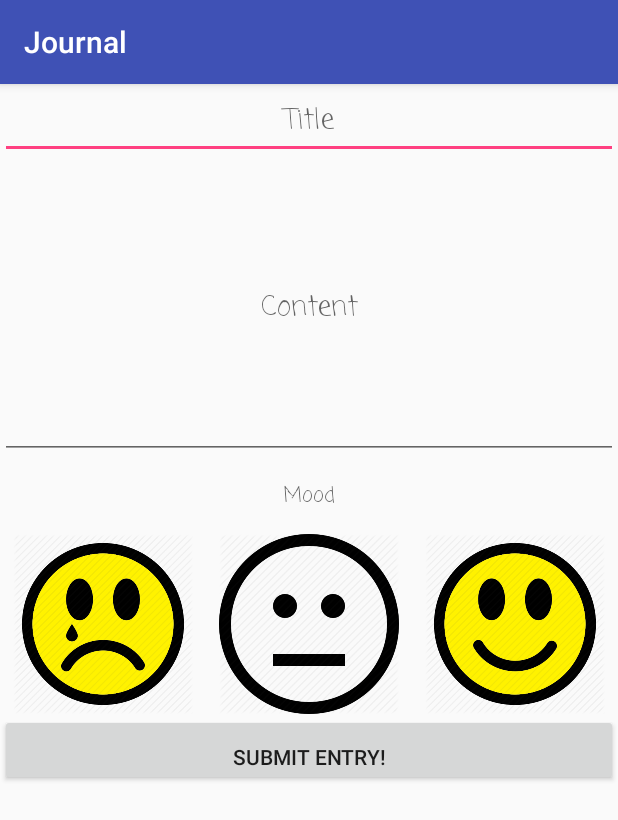
After one commit to iepping1/Journal, an Android app: the InputActivity screen opened directly, with no data from a screen before it, on a phone screen of 412 x 824 dp. The commit adds this screen. Shown: the top 820 px of the screen. Run offline under Robolectric (Android 15) with nearby library versions, the phone set to English and light mode, and no system bars.

Commit message:
Final project

```diff
--- a/app/build.gradle
+++ b/app/build.gradle
@@ -19,10 +19,11 @@ android {
 }
 
 dependencies {
-    implementation fileTree(dir: 'libs', include: ['*.jar'])
+    implementation fileTree(include: ['*.jar'], dir: 'libs')
     implementation 'com.android.support:appcompat-v7:28.0.0-alpha3'
     implementation 'com.android.support.constraint:constraint-layout:1.1.2'
     testImplementation 'junit:junit:4.12'
     androidTestImplementation 'com.android.support.test:runner:1.0.2'
     androidTestImplementation 'com.android.support.test.espresso:espresso-core:3.0.2'
+    implementation 'com.android.support:design:28.0.0-alpha3'
 }
--- a/app/src/main/AndroidManifest.xml
+++ b/app/src/main/AndroidManifest.xml
@@ -16,6 +16,8 @@
                 <category android:name="android.intent.category.LAUNCHER" />
             </intent-filter>
         </activity>
+        <activity android:name=".InputActivity" />
+        <activity android:name=".DetailActivity"></activity>
     </application>
 
 </manifest>
--- /dev/null
+++ b/app/src/main/res/layout/activity_input.xml
@@ -0,0 +1,75 @@
+<?xml version="1.0" encoding="utf-8"?>
+<LinearLayout xmlns:android="http://schemas.android.com/apk/res/android"
+    xmlns:app="http://schemas.android.com/apk/res-auto"
+    xmlns:tools="http://schemas.android.com/tools"
+    android:layout_width="match_parent"
+    android:layout_height="match_parent"
+    android:orientation="vertical"
+    tools:context=".InputActivity">
+
+    <EditText
+        android:id="@+id/title"
+        android:layout_width="match_parent"
+        android:layout_height="50dp"
+        android:fontFamily="casual"
+        android:gravity="center"
+        android:hint="Title"
+        android:inputType="text" />
+
+    <EditText
+        android:id="@+id/content"
+        android:layout_width="match_parent"
+        android:layout_height="200dp"
+        android:fontFamily="casual"
+        android:gravity="center"
+        android:hint="Content"
+        android:inputType="textMultiLine" />
+
+    <TextView
+        android:id="@+id/mood"
+        android:layout_width="match_parent"
+        android:layout_height="50dp"
+        android:fontFamily="casual"
+        android:gravity="center"
+        android:hint="Mood"
+        android:inputType="text" />
+
+    <LinearLayout
+        android:layout_width="match_parent"
+        android:layout_height="wrap_content"
+        android:orientation="horizontal">
+
+        <ImageView
+            android:id="@+id/Sad"
+            android:layout_width="120dp"
+            android:layout_height="120dp"
+            android:layout_weight="1"
+            android:onClick="sad"
+            app:srcCompat="@drawable/sad" />
+
+        <ImageView
+            android:id="@+id/Neutral"
+            android:layout_width="120dp"
+            android:layout_height="120dp"
+            android:layout_weight="1"
+            android:onClick="neutral"
+            app:srcCompat="@drawable/neutral" />
+
+        <ImageView
+            android:id="@+id/Happy"
+            android:layout_width="120dp"
+            android:layout_height="120dp"
+            android:layout_weight="1"
+            android:onClick="happy"
+            app:srcCompat="@drawable/smile" />
+    </LinearLayout>
+
+    <Button
+        android:id="@+id/button"
+        android:layout_width="match_parent"
+        android:layout_height="wrap_content"
+        android:gravity="bottom|center_horizontal"
+        android:onClick="addEntry"
+        android:text="Submit Entry!" />
+
+</LinearLayout>
--- /dev/null
+++ b/app/src/main/res/values/entry_row.xml
@@ -0,0 +1,2 @@
+<?xml version="1.0" encoding="utf-8"?>
+<resources></resources>
--- a/build.gradle
+++ b/build.gradle
@@ -8,7 +8,6 @@ buildscript {
     }
     dependencies {
         classpath 'com.android.tools.build:gradle:3.1.3'
-
 
         // NOTE: Do not place your application dependencies here; they belong
         // in the individual module build.gradle files
```
Also changed, not shown: app/src/main/java/epping/ian/journal/DetailActivity.java (added, +38 -0 lines), app/src/main/java/epping/ian/journal/EntryAdapter.java (added, +38 -0 lines), app/src/main/java/epping/ian/journal/EntryDatabase.java (added, +71 -0 lines), app/src/main/java/epping/ian/journal/InputActivity.java (added, +69 -0 lines), app/src/main/java/epping/ian/journal/JournalEntry.java (added, +49 -0 lines), app/src/main/java/epping/ian/journal/MainActivity.java (+80 -0 lines), app/src/main/res/layout/activity_detail.xml (added, +76 -0 lines), app/src/main/res/layout/activity_main.xml (+18 -9 lines), app/src/main/res/layout/entry_row.xml (added, +26 -0 lines), app/src/main/res/drawable/images.jpeg (added), app/src/main/res/drawable/neutral.png (added), app/src/main/res/drawable/sad.png (added), app/src/main/res/drawable/smile.png (added).
